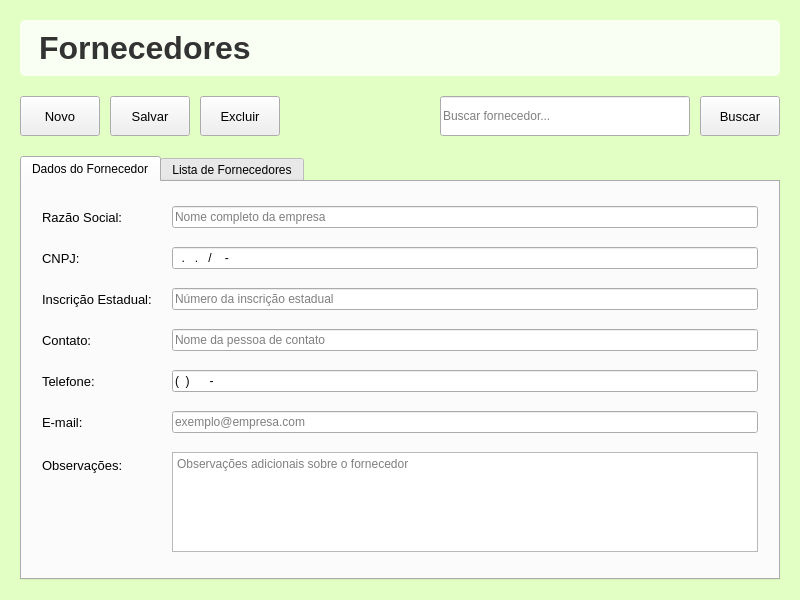
Qt form Teste-Patrimonio/frontend/fornecedores.ui (zecadelgado/patp) before a commit.
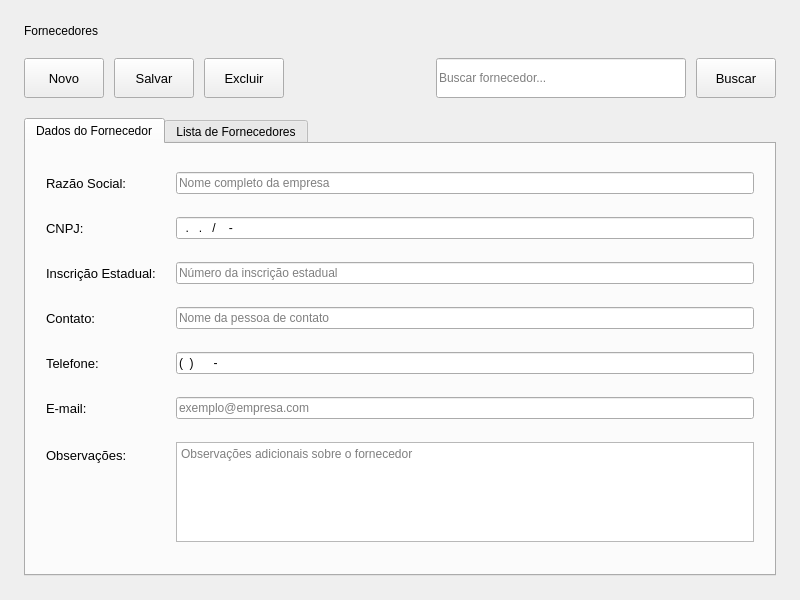
The same form after that commit.

What changed in the file:
```diff
--- a/Teste-Patrimonio/frontend/fornecedores.ui
+++ b/Teste-Patrimonio/frontend/fornecedores.ui
@@ -13,45 +13,30 @@
   <property name="windowTitle">
    <string>Fornecedores</string>
   </property>
-  <property name="styleSheet">
-   <string notr="true">#FornecedoresWidget {
-	background-color: rgb(226, 255, 196);
-}</string>
-  </property>
   <layout class="QVBoxLayout" name="verticalLayout">
    <property name="spacing">
     <number>20</number>
    </property>
    <property name="leftMargin">
-    <number>20</number>
+        <number>24</number>
    </property>
    <property name="topMargin">
-    <number>20</number>
+        <number>24</number>
    </property>
    <property name="rightMargin">
-    <number>20</number>
+        <number>24</number>
    </property>
    <property name="bottomMargin">
-    <number>20</number>
+        <number>24</number>
    </property>
    <item>
     <widget class="QLabel" name="lbl_title">
-     <property name="font">
-      <font>
-       <family>Segoe UI</family>
-       <pointsize>24</pointsize>
-       <bold>true</bold>
-      </font>
-     </property>
-     <property name="styleSheet">
-      <string notr="true">color: #333333;
-background: rgba(255, 255, 255, 0.8);
-padding: 10px;
-border-radius: 5px;</string>
-     </property>
      <property name="text">
       <string>Fornecedores</string>
      </property>
+          <property name="alignment">
+            <set>Qt::AlignmentFlag::AlignLeft | Qt::AlignmentFlag::AlignVCenter</set>
+          </property>
     </widget>
    </item>
    <item>
@@ -91,12 +76,6 @@
        <property name="toolTip">
         <string>Adicionar novo fornecedor</string>
        </property>
-       <property name="styleSheet">
-        <string notr="true">background-color: #rgb(255, 255, 255);
-color: black;
-border: none;
-border-radius: 6px;</string>
-       </property>
        <property name="text">
         <string>Novo</string>
        </property>
@@ -207,11 +186,6 @@
    </item>
    <item>
     <widget class="QTabWidget" name="tab_widget">
-     <property name="styleSheet">
-      <string notr="true">#tab_Wiget{
-background-color: rgb(226, 255, 196);
-}</string>
-     </property>
      <property name="currentIndex">
       <number>0</number>
      </property>
```
Left out of the diff: 6 changed lines with no effect on the pictures. Lines whose indentation alone changed are shown as unchanged.
